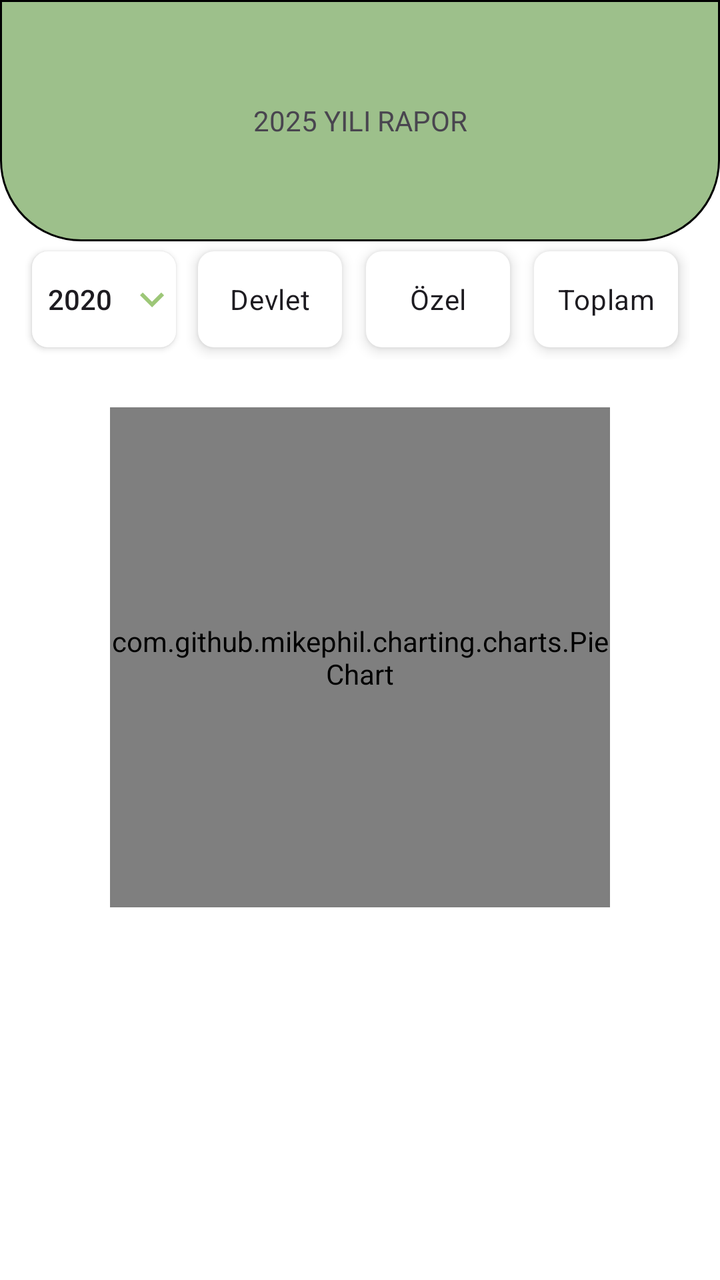
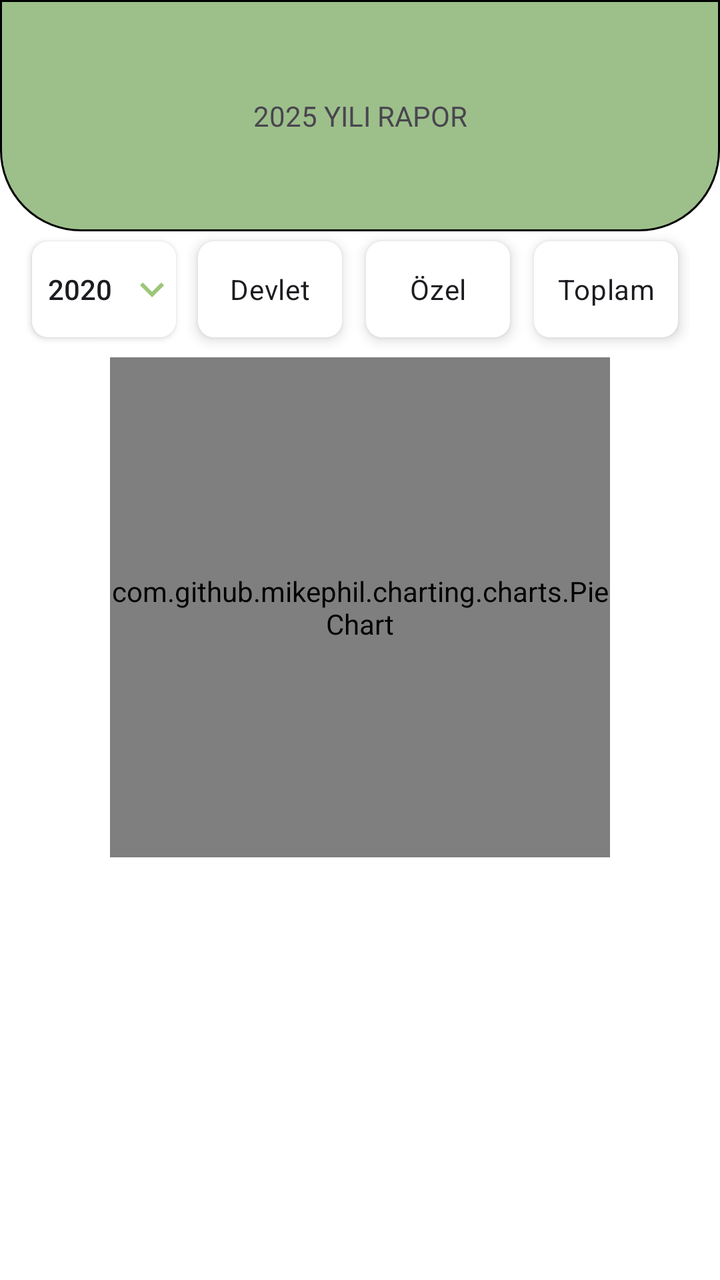

Screens rendered from an Android XML layout before and after an edit, with the pre-edit source and the edit as a unified diff.
<!-- AndroidManifest.xml: application theme Theme.DesignExample -->
<!-- res/layout/fragment_birinci.xml -->
<?xml version="1.0" encoding="utf-8"?>
<androidx.constraintlayout.widget.ConstraintLayout xmlns:android="http://schemas.android.com/apk/res/android"
    xmlns:app="http://schemas.android.com/apk/res-auto"
    xmlns:tools="http://schemas.android.com/tools"
    android:layout_width="match_parent"
    android:layout_height="match_parent"
    android:background="@color/white"
    tools:context=".design.birinciFragment">


    <ScrollView
        android:id="@+id/scrollView3"
        android:layout_width="0dp"
        android:layout_height="0dp"
        app:layout_constraintBottom_toBottomOf="parent"
        app:layout_constraintEnd_toEndOf="parent"
        app:layout_constraintStart_toStartOf="parent"
        app:layout_constraintTop_toTopOf="parent">

        <androidx.constraintlayout.widget.ConstraintLayout
            android:layout_width="match_parent"
            android:layout_height="match_parent"
            android:orientation="vertical">

            <TextView
                android:id="@+id/baslikTextView"
                android:layout_width="match_parent"
                android:layout_height="0dp"
                android:background="@drawable/textview_background"
                android:gravity="center"
                android:text="2025 YILI RAPOR"
                android:textAlignment="center"
                app:layout_constraintHeight_percent="0.2"
                tools:layout_editor_absoluteX="119dp"
                tools:layout_editor_absoluteY="2dp" />

            <com.github.mikephil.charting.charts.PieChart
                android:id="@+id/pieChart"
                android:layout_width="250dp"
                android:layout_height="250dp"
                android:layout_marginBottom="150dp"
                app:layout_constraintBottom_toBottomOf="parent"
                app:layout_constraintEnd_toEndOf="parent"
                app:layout_constraintStart_toStartOf="parent"
                app:layout_constraintTop_toBottomOf="@+id/bahceSecimRecyclerView" />

            <androidx.appcompat.widget.AppCompatButton
                android:id="@+id/button"
                android:layout_width="0dp"
                android:layout_height="wrap_content"
                android:layout_marginStart="16dp"
                android:layout_marginTop="5dp"
                android:background="@drawable/radio_button_selector"
                android:drawableEnd="@drawable/dropdown_icon"
                android:text="2020"
                app:layout_constraintStart_toStartOf="parent"
                app:layout_constraintTop_toBottomOf="@+id/baslikTextView"
                app:layout_constraintWidth_percent="0.2" />

            <androidx.recyclerview.widget.RecyclerView
                android:id="@+id/bahceSecimRecyclerView"
                android:layout_width="match_parent"
                android:layout_height="wrap_content"
                android:layout_margin="10dp"
                android:orientation="horizontal"
                android:padding="10dp"
                app:layout_constraintEnd_toEndOf="parent"
                app:layout_constraintStart_toStartOf="parent"
                app:layout_constraintTop_toBottomOf="@+id/button" />

            <RadioGroup
                android:id="@+id/radioGroup2"
                android:layout_width="0dp"
                android:layout_height="wrap_content"
                android:layout_marginEnd="15dp"
                android:orientation="horizontal"
                app:layout_constraintBottom_toBottomOf="@+id/button"
                app:layout_constraintEnd_toEndOf="parent"
                app:layout_constraintTop_toTopOf="@+id/button"
                app:layout_constraintWidth_percent="0.70">

                <RadioButton
                    android:id="@+id/radioButton"
                    android:layout_width="0dp"
                    android:layout_height="wrap_content"
                    android:layout_margin="6dp"
                    android:layout_weight="1"
                    android:background="@drawable/radio_button_selector"
                    android:button="@null"
                    android:elevation="4dp"
                    android:padding="6dp"
                    android:text="Devlet"
                    android:textAlignment="center" />

                <RadioButton
                    android:id="@+id/radioButton2"
                    android:layout_width="0dp"
                    android:layout_height="wrap_content"
                    android:layout_margin="6dp"
                    android:layout_marginEnd="10dp"
                    android:layout_weight="1"
                    android:background="@drawable/radio_button_selector"
                    android:button="@null"
                    android:elevation="4dp"
                    android:padding="6dp"
                    android:text="Özel"
                    android:textAlignment="center" />

                <RadioButton
                    android:id="@+id/radioButton3"
                    android:layout_width="0dp"
                    android:layout_height="wrap_content"
                    android:layout_margin="6dp"
                    android:layout_marginEnd="10dp"
                    android:layout_weight="1"
                    android:background="@drawable/radio_button_selector"
                    android:button="@null"
                    android:elevation="4dp"
                    android:padding="6dp"
                    android:text="Toplam"
                    android:textAlignment="center" />
            </RadioGroup>


        </androidx.constraintlayout.widget.ConstraintLayout>
    </ScrollView>


</androidx.constraintlayout.widget.ConstraintLayout>
<!-- resources referenced by this layout -->
<resources>
  <color name="white">#FFFFFFFF</color>
  <!-- drawable dropdown_icon (drawable) -->
  <vector xmlns:android="http://schemas.android.com/apk/res/android" android:height="24dp" android:tint="#9DC778" android:viewportHeight="24" android:viewportWidth="24" android:width="24dp">
        
      <path android:fillColor="@android:color/white" android:pathData="M7.41,8.59L12,13.17l4.59,-4.58L18,10l-6,6 -6,-6 1.41,-1.41z"/>
      
  </vector>
  <!-- drawable radio_button_selector (drawable) -->
  <?xml version="1.0" encoding="utf-8"?>
  <selector xmlns:android="http://schemas.android.com/apk/res/android">
  
      <item android:state_checked="true">
          <shape android:shape="rectangle">
              <solid android:color="#E9FFBF"/>
              <corners android:radius="8dp"/>
          </shape>
      </item>
  
      <item android:state_checked="false">
          <shape android:shape="rectangle">
              <solid android:color="#FFFFFF"/>
              <corners android:radius="8dp"/>
          </shape>
      </item>
  
  
  </selector>
  <!-- drawable textview_background (drawable) -->
  <?xml version="1.0" encoding="utf-8"?>
  <shape xmlns:android="http://schemas.android.com/apk/res/android">
  
      <stroke
          android:width="1dp"
          android:color="@color/black"/>
      <solid
          android:color="@color/TextViewGreen"/>
      <padding
          android:left="1dp"
          android:right="1dp"
          android:top="1dp"
          android:bottom="1dp"/>
  
      <corners android:bottomLeftRadius="40dp"
              android:bottomRightRadius="40dp"/>
  
  
  
  </shape>
  <style name="Theme.DesignExample" parent="Base.Theme.DesignExample" />
  <color name="black">#FF000000</color>
  <color name="TextViewGreen">#9DC08B</color>
  <style name="Base.Theme.DesignExample" parent="Theme.Material3.DayNight.NoActionBar">
          
          
          <item name="android:statusBarColor">@color/black</item>
      </style>
</resources>

<!-- the commit's change to res/layout/fragment_birinci.xml (unified diff, before → after) -->
@@ -63,7 +63,6 @@
                 android:layout_height="wrap_content"
                 android:layout_margin="10dp"
                 android:orientation="horizontal"
-                android:padding="10dp"
                 app:layout_constraintEnd_toEndOf="parent"
                 app:layout_constraintStart_toStartOf="parent"
                 app:layout_constraintTop_toBottomOf="@+id/button" />
